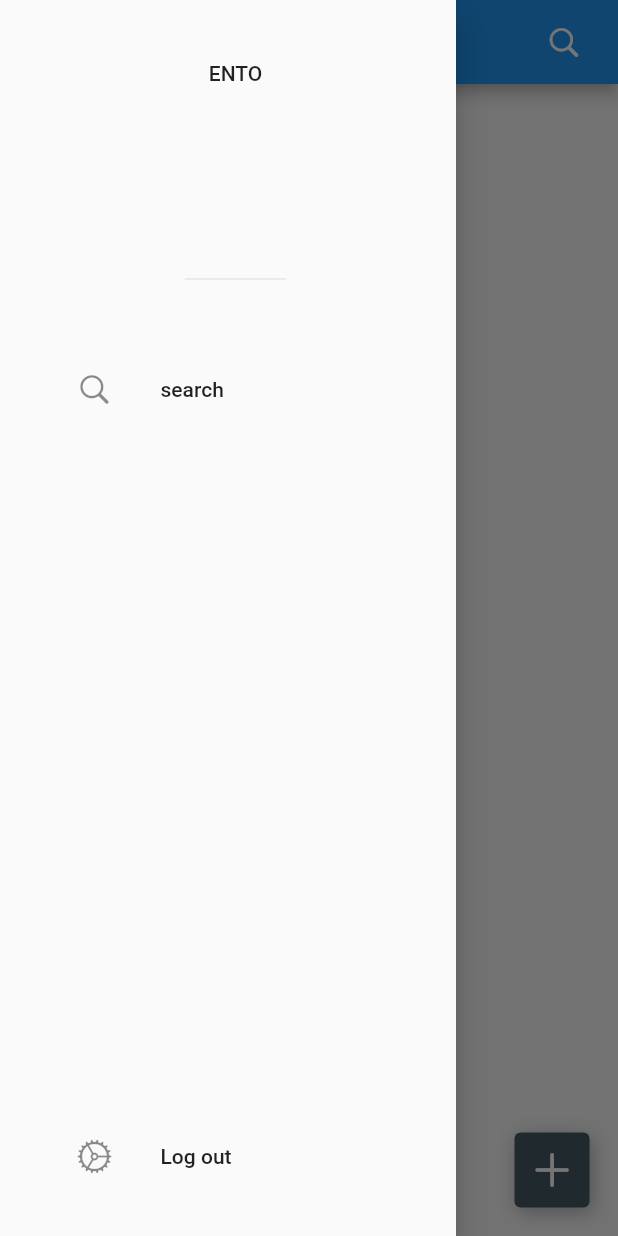
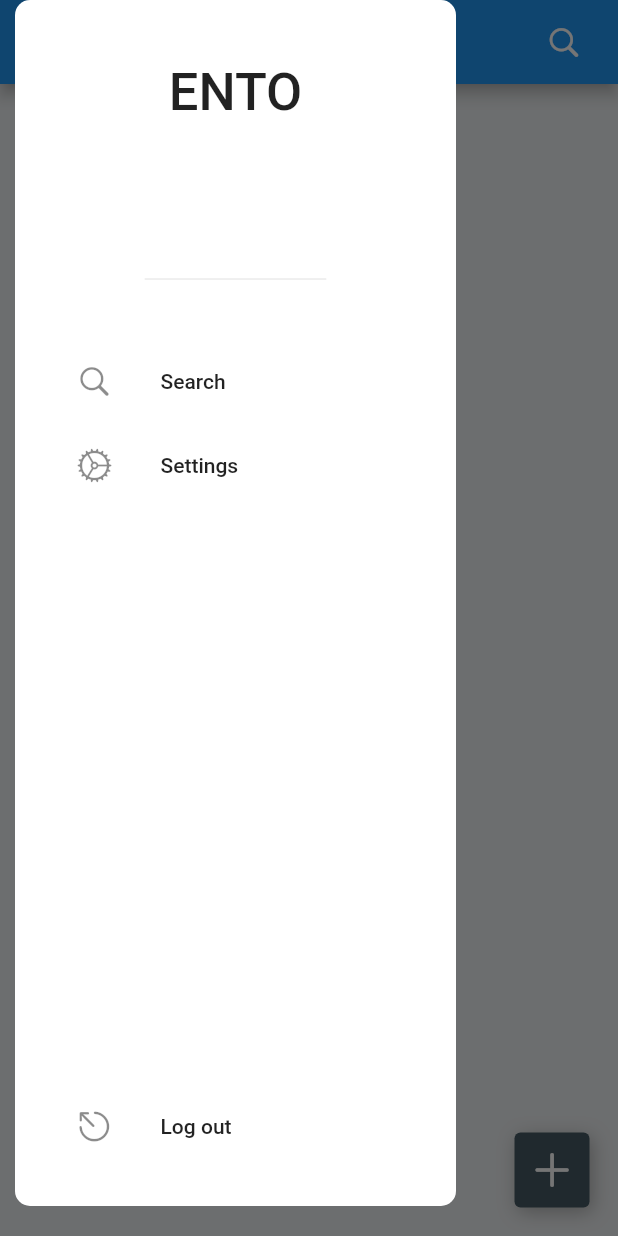
Before and after one commit to willroyMyles/ento, a Flutter app: the CompaniesView screen opened directly, with the side drawer open, on a phone screen of 412 x 824 dp. Run offline on Flutter 3.47's test engine with Material 2 defaults, Android fonts, the phone set to English and light mode, and no system bars; our stand-ins replace dio, get, qr_flutter; network calls fail.

```diff
--- a/lib/frontend/customer/Drawer/view.drawer.dart
+++ b/lib/frontend/customer/Drawer/view.drawer.dart
@@ -1,5 +1,6 @@
 import 'package:flutter/cupertino.dart';
 import 'package:flutter/material.dart';
+import 'package:get/get.dart';
 
 class DrawerView extends StatelessWidget {
   const DrawerView({Key? key}) : super(key: key);
@@ -7,26 +8,37 @@ class DrawerView extends StatelessWidget {
   @override
   Widget build(BuildContext context) {
     return Container(
-      margin: EdgeInsets.only(top: 0, left: 10),
+      margin: EdgeInsets.only(top: Get.statusBarHeight, left: 10, bottom: 20),
       padding: EdgeInsets.all(25),
+      clipBehavior: Clip.antiAlias,
+      decoration: BoxDecoration(
+          borderRadius: BorderRadius.circular(10), color: Colors.white),
       child: Column(
         children: [
           DrawerHeader(
-            child: Text("ENTO"),
+            child: Text(
+              "ENTO",
+              style: TextStyle(fontSize: 35),
+            ),
           ),
           Spacer(
             flex: 1,
           ),
           ListTile(
             leading: Icon(CupertinoIcons.search),
-            title: Text("search"),
+            title: Text("Search"),
+            onTap: () {},
+          ),
+          ListTile(
+            leading: Icon(CupertinoIcons.settings_solid),
+            title: Text("Settings"),
             onTap: () {},
           ),
           Spacer(
             flex: 12,
           ),
           ListTile(
-            leading: Icon(CupertinoIcons.settings),
+            leading: Icon(CupertinoIcons.escape),
             title: Text("Log out"),
             onTap: () {},
           )
--- a/lib/frontend/customer/companies/view.companies.dart
+++ b/lib/frontend/customer/companies/view.companies.dart
@@ -42,7 +42,7 @@ class CompaniesView extends StatelessWidget {
           tooltip: "Add a company",
         ),
         drawer: Drawer(
-          elevation: 10,
+          elevation: 0,
           child: DrawerView(),
         ),
         appBar: AppBar(
--- a/lib/main.dart
+++ b/lib/main.dart
@@ -1,5 +1,6 @@
 import 'package:ento/backend/api/api.dart';
 import 'package:ento/frontend/login/view.login.dart';
+import 'package:ento/services/theme.service.dart';
 import 'package:flutter/material.dart';
 import 'package:get/get.dart';
 
@@ -13,9 +14,7 @@ class MyApp extends StatelessWidget {
   Widget build(BuildContext context) {
     return GetMaterialApp(
       title: 'Flutter Demo',
-      theme: ThemeData(
-        primarySwatch: Colors.blue,
-      ),
+      theme: themeService.lightTheme,
       routes: {"/": (context) => MainPage()},
     );
   }
--- a/pubspec.yaml
+++ b/pubspec.yaml
@@ -34,6 +34,7 @@ dev_dependencies:
     sdk: flutter
   get: ^4.5.1
   dio: ^4.0.4
+  qr_flutter: ^4.0.0
 
 # For information on the generic Dart part of this file, see the
 # following page: https://dart.dev/tools/pub/pubspec
```
Also changed, not shown: lib/frontend/components/showQRCode.dart (added, +32 -0 lines), lib/frontend/customer/companies/state.companies.details.dart (+10 -0 lines), lib/frontend/customer/companies/view.companies.detail.dart (+8 -3 lines), lib/services/theme.service.dart (added, +19 -0 lines), pubspec.lock.
